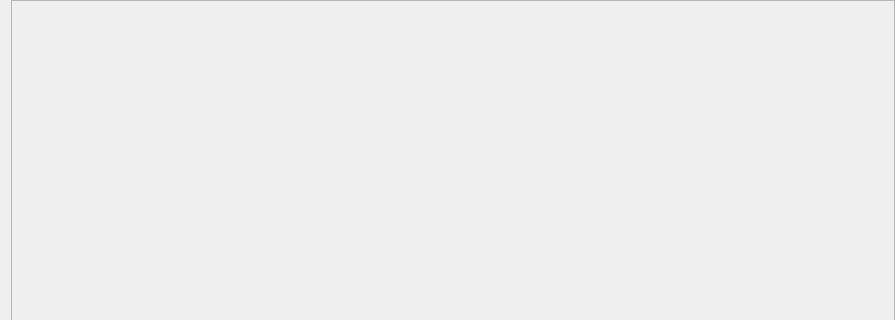
Above: src/weekview.ui from UgVo/home-management-client before the change; both pictures show x 0 to 895 and y 0 to 320 of the 895 by 706 pixel window. Below: the same form after it.
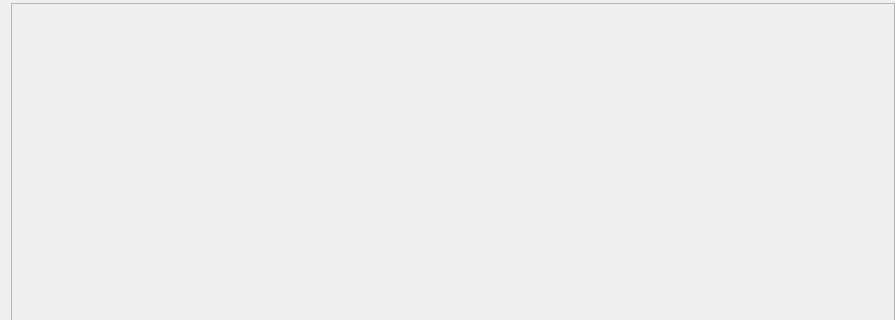
That is the form after the change.

Commit message: Complet weekview should be done

What changed in the file:
```diff
--- a/src/weekview.ui
+++ b/src/weekview.ui
@@ -28,7 +28,13 @@
    </property>
    <item>
     <widget class="QWidget" name="topWidget" native="true">
-     <layout class="QHBoxLayout" name="topLayout">
+     <property name="sizePolicy">
+      <sizepolicy hsizetype="Preferred" vsizetype="Maximum">
+       <horstretch>0</horstretch>
+       <verstretch>0</verstretch>
+      </sizepolicy>
+     </property>
+     <layout class="QHBoxLayout" name="layoutwidgetTop">
       <property name="spacing">
        <number>0</number>
       </property>
@@ -42,7 +48,7 @@
        <number>0</number>
       </property>
       <property name="bottomMargin">
-       <number>0</number>
+       <number>3</number>
       </property>
       <item>
        <layout class="QVBoxLayout" name="verticalLayout_2">
@@ -99,9 +105,12 @@
         <x>0</x>
         <y>0</y>
         <width>884</width>
-        <height>691</height>
+        <height>699</height>
        </rect>
       </property>
+      <property name="layoutDirection">
+       <enum>Qt::LayoutDirection::LeftToRight</enum>
+      </property>
       <layout class="QHBoxLayout" name="horizontalLayout">
        <property name="spacing">
         <number>0</number>
```
Left out of the diff: 9 changed lines with no effect on the pictures. The commit also changes 13 other files.
